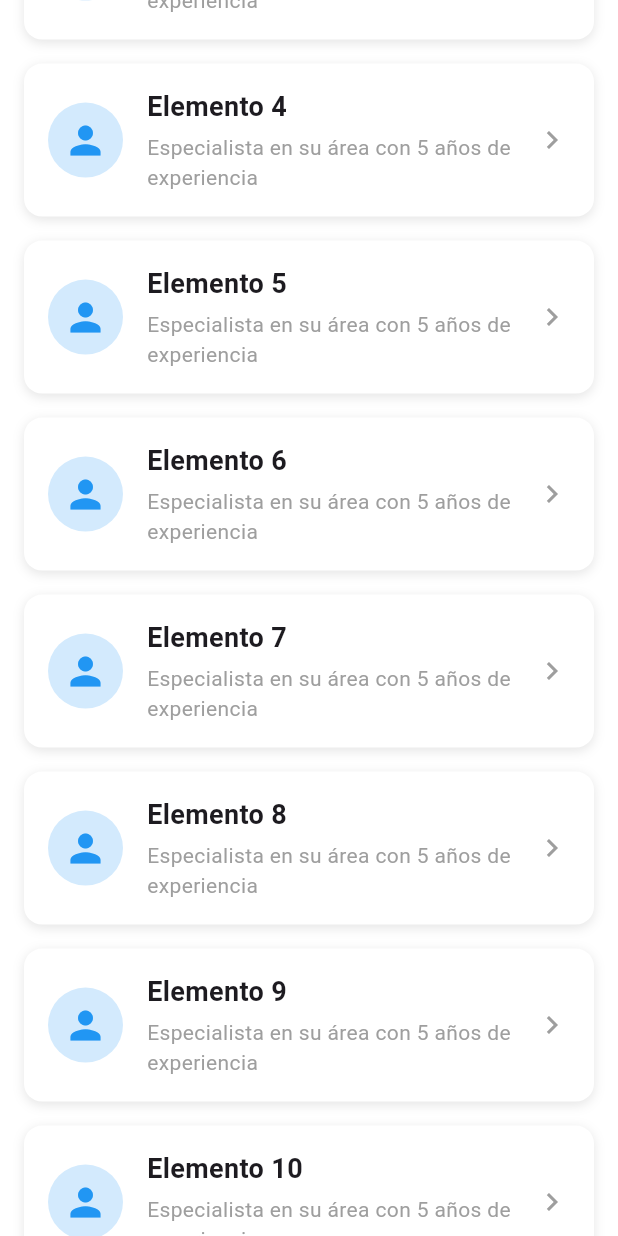
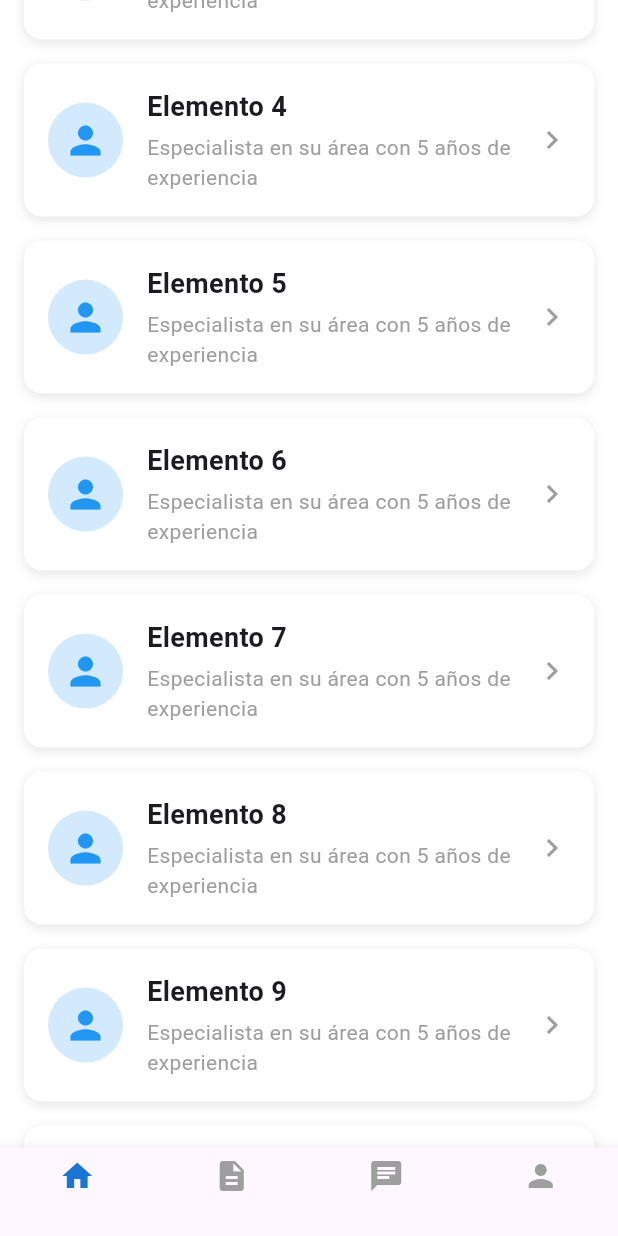
Before and after one commit to Brau2728/ForjaTrabajo, a Flutter app: the HomeScreen screen opened by its route, scrolled down 1152 dp, on a phone screen of 412 x 824 dp. Run offline on Flutter 3.47's test engine with Material 3 defaults, Android fonts, the phone set to English and light mode, and no system bars; network calls fail.

Commit message:
El brau (coloque barra de nav)

```diff
--- a/lib/screens/home_screen.dart
+++ b/lib/screens/home_screen.dart
@@ -1,6 +1,7 @@
 import 'package:flutter/material.dart';
+// import 'quest_Screen.dart'; // Asegúrate de importar correctamente el archivo del formulario si es necesario para alguna ruta
 
-class HomeScreen extends StatelessWidget {
+class HomeScreen extends StatefulWidget {
   final double altura;
   final double curvaIzquierda;
   final double curvaDerecha;
@@ -13,8 +14,8 @@ class HomeScreen extends StatelessWidget {
   final double electricistaTop;
   final double plomeroLeft;
   final double plomeroBottom;
+  final double plomeroTop; // Este parece duplicado con plomeroBottom, revisar uso
   final double mecanicoRight;
-  final double plomeroTop;
   final double mecanicoBottom;
 
   const HomeScreen({
@@ -30,15 +31,50 @@ class HomeScreen extends StatelessWidget {
     this.electricistaTop = 110,
     this.plomeroLeft = 100,
     this.plomeroBottom = 30,
-    this.plomeroTop = 110,
+    this.plomeroTop = 110, // Considerar si este es necesario o si es un error
     this.mecanicoRight = 30,
     this.mecanicoBottom = 40,
   });
 
   @override
+  State<HomeScreen> createState() => _HomeScreenState();
+}
+
+class _HomeScreenState extends State<HomeScreen> {
+  // Índice del ícono seleccionado en la barra de navegación.
+  // Establecido en 0 para el ícono de casa (Home).
+  int _selectedIndex = 0;
+
+  void _onItemTapped(int index) {
+    setState(() {
+      _selectedIndex = index;
+    });
+
+    // Lógica de navegación basada en el índice seleccionado.
+    // Asegúrate de que tus rutas estén definidas en tu MaterialApp.
+    switch (index) {
+      case 0:
+        // Ya estamos en la pantalla de inicio, no se necesita navegación
+        // o si hay una ruta específica para esta intro, usarla.
+        // Por ejemplo, Navigator.pushNamed(context, '/home');
+        break;
+      case 1:
+        Navigator.pushNamed(context, '/trabajos'); // Ruta para la pantalla de trabajos
+        break;
+      case 2:
+        Navigator.pushNamed(context, '/messages'); // Ruta para la pantalla de mensajes
+        break;
+      case 3:
+        Navigator.pushNamed(context, '/servidor_perf'); // Ruta para la pantalla de perfil
+        break;
+    }
+  }
+
+  @override
   Widget build(BuildContext context) {
     final screenWidth = MediaQuery.of(context).size.width;
     final screenHeight = MediaQuery.of(context).size.height;
+    final theme = Theme.of(context).colorScheme; // Obtener el tema para el BottomNavigationBar
 
     final List<String> sampleItems =
         List.generate(20, (index) => 'Elemento ${index + 1}');
@@ -49,32 +85,32 @@ class HomeScreen extends StatelessWidget {
         slivers: [
           SliverToBoxAdapter(
             child: SizedBox(
-              height: screenHeight * altura + 100,
+              height: screenHeight * widget.altura + 100,
               child: Stack(
                 clipBehavior: Clip.none,
                 children: [
                   // Fondo azul con forma de óvalo
                   Container(
-                    height: screenHeight * altura,
+                    height: screenHeight * widget.altura,
                     width: double.infinity,
                     decoration: BoxDecoration(
                       color: Colors.blue,
-                      borderRadius: modoOvalo
+                      borderRadius: widget.modoOvalo
                           ? BorderRadius.vertical(
                               bottom: Radius.elliptical(
                                 screenWidth *
-                                    (curvaIzquierda + curvaDerecha) /
+                                    (widget.curvaIzquierda + widget.curvaDerecha) /
                                     2,
                                 screenWidth * 0.5,
                               ),
                             )
                           : BorderRadius.only(
                               bottomLeft: Radius.elliptical(
-                                screenWidth * curvaIzquierda,
+                                screenWidth * widget.curvaIzquierda,
                                 screenWidth * 0.5,
                               ),
                               bottomRight: Radius.elliptical(
-                                screenWidth * curvaDerecha,
+                                screenWidth * widget.curvaDerecha,
                                 screenWidth * 0.5,
                               ),
                             ),
@@ -82,10 +118,10 @@ class HomeScreen extends StatelessWidget {
                   ),
 
                   // Ubicación
-                  Positioned(
+                  Positioned( // Removed const here
                     top: 50,
                     left: 16,
-                    child: Container(
+                    child: Container( // Removed const here
                       padding: const EdgeInsets.symmetric(vertical: 8.0),
                       child: const Row(
                         children: [
@@ -276,6 +312,33 @@ class HomeScreen extends StatelessWidget {
           ),
         ],
       ),
+      // Bottom Navigation Bar integrado
+      bottomNavigationBar: BottomNavigationBar(
+        currentIndex: _selectedIndex,
+        onTap: _onItemTapped,
+        selectedItemColor: Colors.blue.shade700,
+        unselectedItemColor: Colors.grey,
+        backgroundColor: theme.surface,
+        type: BottomNavigationBarType.fixed, // Asegura que los ítems tengan ancho fijo
+        items: const <BottomNavigationBarItem>[
+          BottomNavigationBarItem(
+            icon: Icon(Icons.home),
+            label: '', // Etiquetas vacías para solo mostrar íconos
+          ),
+          BottomNavigationBarItem(
+            icon: Icon(Icons.description), // Ícono de documento
+            label: '',
+          ),
+          BottomNavigationBarItem(
+            icon: Icon(Icons.chat), // Ícono de chat
+            label: '',
+          ),
+          BottomNavigationBarItem(
+            icon: Icon(Icons.person), // Ícono de persona
+            label: '',
+          ),
+        ],
+      ),
     );
   }
 
--- a/lib/screens/servidor_perfil.dart
+++ b/lib/screens/servidor_perfil.dart
@@ -26,7 +26,7 @@ class _ServidorPerfilState extends State<ServidorPerfil> {
     // Navegación basada en el índice seleccionado
     switch (index) {
       case 0:
-        Navigator.pushNamed(context, '/');
+        Navigator.pushNamed(context, '/homescreen');
         break;
       case 1:
         Navigator.pushNamed(context, '/');
```
Also changed, not shown: lib/main.dart (line endings or trailing spaces).
